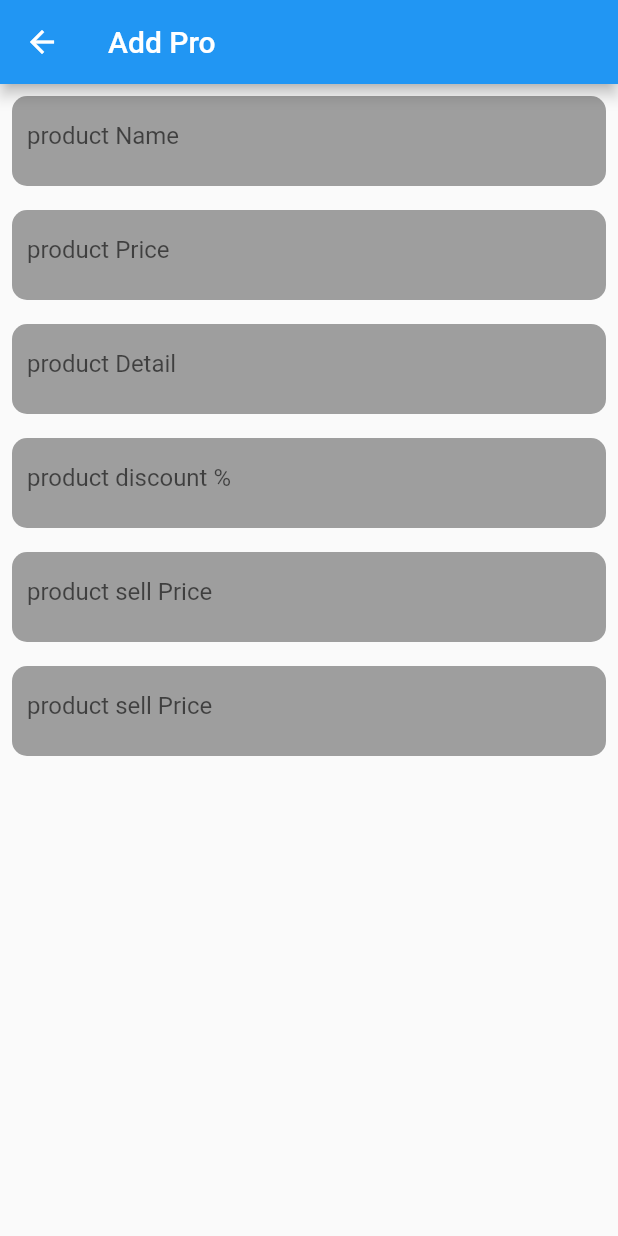
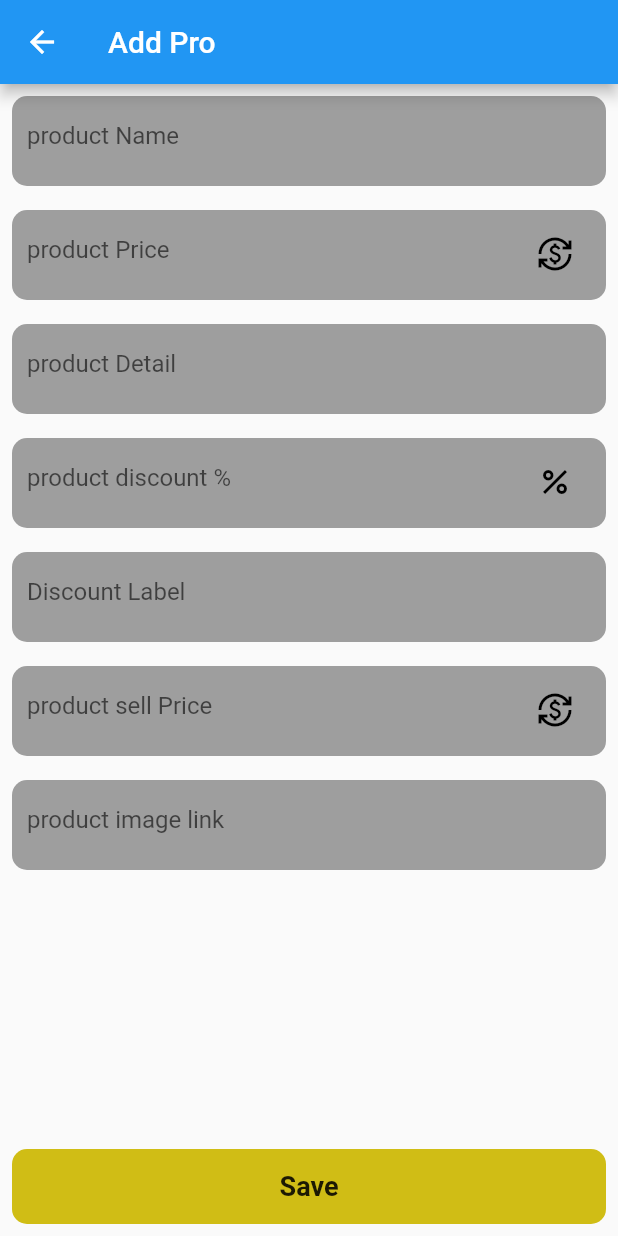
Before and after one commit to PHANNA11/E-Shop_Firebase, a Flutter app: the AddProductPage screen opened directly, on a phone screen of 412 x 824 dp. Run offline on Flutter 3.47's test engine with Material 2 defaults, Android fonts, the phone set to English and light mode, and no system bars; our stand-ins replace cached_network_image, cloud_firestore, firebase_auth, firebase_core, get; accounts and stored records are empty.

Commit message:
add product

```diff
--- /dev/null
+++ b/lib/firebase/module/productFirebase.dart
@@ -0,0 +1,10 @@
+import 'package:cloud_firestore/cloud_firestore.dart';
+import 'package:e_shop_app/view/home/model/product_model.dart';
+
+class ProductFireBase {
+  CollectionReference dataRef =
+      FirebaseFirestore.instance.collection('shop_product');
+  Future<void> addProduct(ProductModel? product) async {
+    await dataRef.add(product!.toFirebase());
+  }
+}
--- a/lib/view/shop/view/add_product_page.dart
+++ b/lib/view/shop/view/add_product_page.dart
@@ -1,3 +1,5 @@
+import 'package:e_shop_app/firebase/module/productFirebase.dart';
+import 'package:e_shop_app/view/home/model/product_model.dart';
 import 'package:e_shop_app/widget/text_field_widget.dart';
 import 'package:flutter/material.dart';
 
@@ -9,6 +11,13 @@ class AddProductPage extends StatefulWidget {
 }
 
 class _AddProductPageState extends State<AddProductPage> {
+  final nameController = TextEditingController();
+  final priceController = TextEditingController();
+  final detailController = TextEditingController();
+  final discountController = TextEditingController();
+  final sellPriceController = TextEditingController();
+  final linkImageController = TextEditingController();
+  final discountLabelController = TextEditingController();
   @override
   Widget build(BuildContext context) {
     return Scaffold(
@@ -20,24 +29,90 @@ class _AddProductPageState extends State<AddProductPage> {
           children: [
             TextFieldWidget(
               hindText: 'product Name',
+              controller: nameController,
             ),
             TextFieldWidget(
+              sufficIconData: Icons.currency_exchange,
+              controller: priceController,
               hindText: 'product Price',
             ),
             TextFieldWidget(
+              controller: detailController,
               hindText: 'product Detail',
             ),
             TextFieldWidget(
+              sufficIconData: Icons.percent,
+              controller: discountController,
               hindText: 'product discount %',
+              onChanged: (p0) {
+                if (priceController.text.isNotEmpty) {
+                  setState(() {
+                    sellPriceController
+                        .text = (double.parse(priceController.text) -
+                            (double.parse(priceController.text) *
+                                (double.parse(discountController.text) / 100)))
+                        .toString();
+                  });
+                }
+              },
             ),
             TextFieldWidget(
+              controller: discountLabelController,
+              hindText: 'Discount Label',
+            ),
+            TextFieldWidget(
+              sufficIconData: Icons.currency_exchange,
+              controller: sellPriceController,
               readOnly: true,
               hindText: 'product sell Price',
             ),
             TextFieldWidget(
-              hindText: 'product sell Price',
+              controller: linkImageController,
+              hindText: 'product image link',
+              onChanged: (p0) {
+                setState(() {
+                  linkImageController.text = p0;
+                });
+              },
             ),
+            linkImageController.text.isEmpty
+                ? const SizedBox()
+                : Image(
+                    height: 200,
+                    width: 200,
+                    image: NetworkImage(linkImageController.text))
           ],
+        ),
+      ),
+      bottomSheet: GestureDetector(
+        onTap: () async {
+          await ProductFireBase().addProduct(
+            ProductModel(
+              id: DateTime.now().microsecondsSinceEpoch,
+              name: nameController.text,
+              price: double.parse(priceController.text),
+              discription: detailController.text,
+              discount: double.parse(discountController.text),
+              discountLabel: discountLabelController.text,
+              sellPrice: double.parse(sellPriceController.text),
+              image: linkImageController.text,
+            ),
+          );
+        },
+        child: Container(
+          margin: const EdgeInsets.all(8),
+          height: 50,
+          width: double.infinity,
+          decoration: BoxDecoration(
+            borderRadius: BorderRadius.circular(10),
+            color: const Color.fromARGB(255, 208, 189, 21),
+          ),
+          child: const Center(
+            child: Text(
+              'Save',
+              style: TextStyle(fontSize: 18, fontWeight: FontWeight.bold),
+            ),
+          ),
         ),
       ),
     );
```
